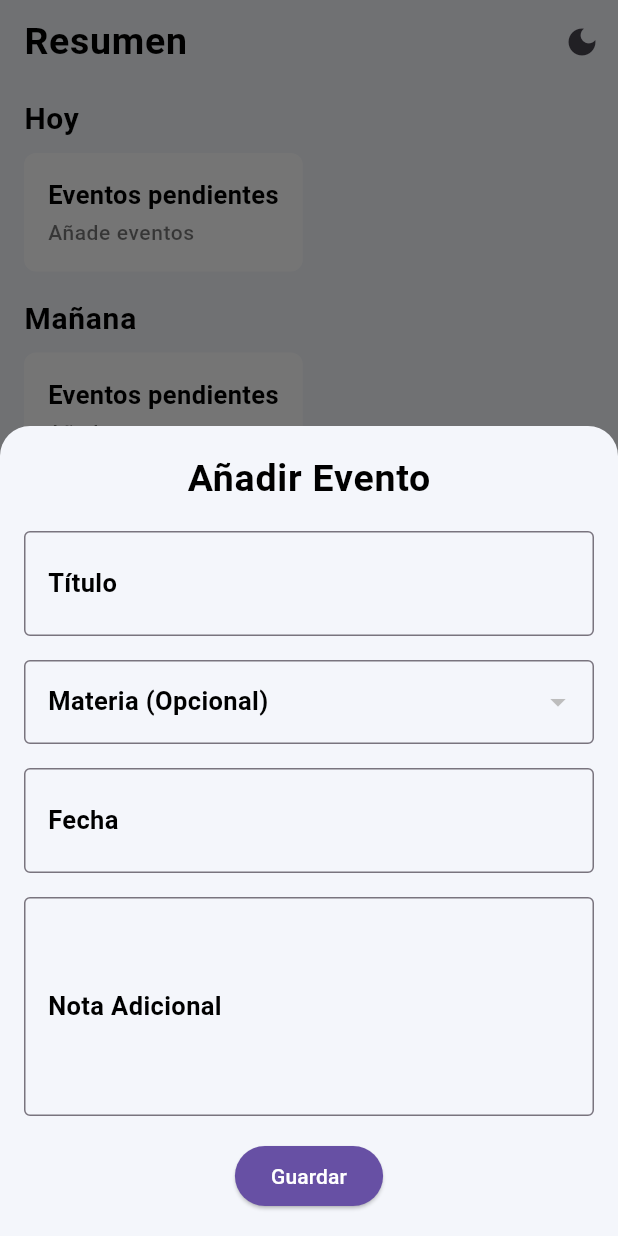
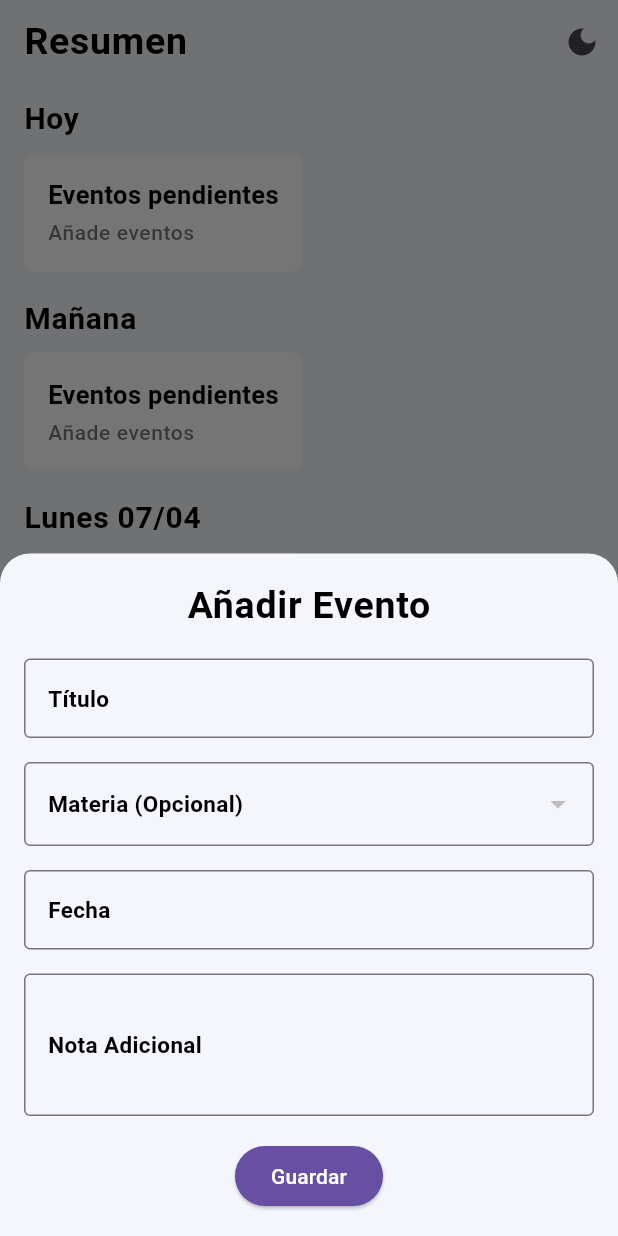
Before and after one commit to srYisu/agenda_escolar, a Flutter app: the screen it shows after launch, after a tap on the "add" icon, on a phone screen of 412 x 824 dp. Run offline on Flutter 3.47's test engine with Material 3 defaults, Android fonts, the phone set to English and light mode, and no system bars; our stand-ins replace flutter_colorpicker, hive, hive_flutter, table_calendar; accounts and stored records are empty.

Commit message:
me falto agregar campos

```diff
--- a/lib/src/botonAgregarEventro.dart
+++ b/lib/src/botonAgregarEventro.dart
@@ -3,6 +3,7 @@ import 'package:agenda_escolar/data/materiasController.dart';
 import 'package:agenda_escolar/data/eventosController.dart';
 import 'package:agenda_escolar/data/boxEventos.dart';
 import 'package:agenda_escolar/data/boxMaterias.dart';
+import 'package:intl/intl.dart';
 
 class BotonAgregarEvento extends StatelessWidget {
   const BotonAgregarEvento({super.key});
@@ -29,6 +30,7 @@ class BotonAgregarEvento extends StatelessWidget {
 
     final TextEditingController tituloController = TextEditingController();
     final TextEditingController notasController = TextEditingController();
+    final TextEditingController fechaController = TextEditingController();
     DateTime? fechaSeleccionada;
     String? nombreMateriaSeleccionada;
 
@@ -57,11 +59,12 @@ class BotonAgregarEvento extends StatelessWidget {
                 ),
                 const SizedBox(height: 16),
                 TextFormField(
+                  style: Theme.of(context).primaryTextTheme.bodyMedium,
                   controller: tituloController,
                   decoration: InputDecoration(
                     labelText: 'Título',
                     border: const OutlineInputBorder(),
-                    labelStyle: Theme.of(context).textTheme.bodyMedium,
+                    labelStyle: Theme.of(context).primaryTextTheme.bodyMedium,
                   ),
                 ),
                 const SizedBox(height: 16),
@@ -69,7 +72,7 @@ class BotonAgregarEvento extends StatelessWidget {
                   decoration: InputDecoration(
                     labelText: 'Materia (Opcional)',
                     border: const OutlineInputBorder(),
-                    labelStyle: Theme.of(context).textTheme.bodyMedium,
+                    labelStyle: Theme.of(context).primaryTextTheme.bodyMedium,
                   ),
                   items: nombresMaterias
                       .map((nombre) => DropdownMenuItem(
@@ -83,10 +86,12 @@ class BotonAgregarEvento extends StatelessWidget {
                 ),
                 const SizedBox(height: 16),
                 TextFormField(
+                  style: Theme.of(context).primaryTextTheme.bodyMedium,
+                  controller: fechaController,
                   decoration: InputDecoration(
                     labelText: 'Fecha',
                     border: const OutlineInputBorder(),
-                    labelStyle: Theme.of(context).textTheme.bodyMedium,
+                    labelStyle: Theme.of(context).primaryTextTheme.bodyMedium,
                   ),
                   readOnly: true,
                   onTap: () async {
@@ -99,16 +104,19 @@ class BotonAgregarEvento extends StatelessWidget {
                     );
                     if (selectedDate != null) {
                       fechaSeleccionada = selectedDate;
+                      fechaController.text =
+                          DateFormat('dd/MM/yyyy').format(selectedDate);
                     }
                   },
                 ),
                 const SizedBox(height: 16),
                 TextFormField(
                   controller: notasController,
+                  style: Theme.of(context).primaryTextTheme.bodyMedium,
                   decoration: InputDecoration(
                     labelText: 'Nota Adicional',
                     border: const OutlineInputBorder(),
-                    labelStyle: Theme.of(context).textTheme.bodyMedium,
+                    labelStyle: Theme.of(context).primaryTextTheme.bodyMedium,
                   ),
                   maxLines: 3,
                 ),
@@ -121,7 +129,12 @@ class BotonAgregarEvento extends StatelessWidget {
                       int colorFinal = Colors.blue.value; // Valor por defecto
                       final materiaEncontrada = materias.firstWhere(
                         (m) => m.nombreMateria == nombreMateriaSeleccionada,
-                        orElse: () => Materia(nombreMateria: '', colorMateria: Colors.blue.value, nombreProfesor: '', salonClases: ''),
+                        orElse: () => Materia(
+                          nombreMateria: '',
+                          colorMateria: Colors.blue.value,
+                          nombreProfesor: '',
+                          salonClases: '',
+                        ),
                       );
                       colorFinal = materiaEncontrada.colorMateria;
 
```
Also changed, not shown: lib/screen/movil/pantallaCalendario.dart (+33 -23 lines), lib/src/botonAgregarHorario.dart (+35 -15 lines), lib/data/boxConfiguracion.g.dart (added), lib/src/botonAgregarMateria.dart (line endings or trailing spaces).
